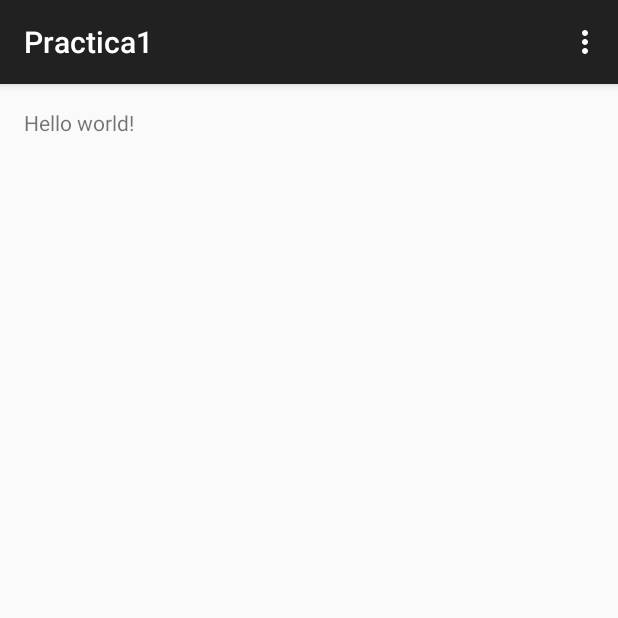
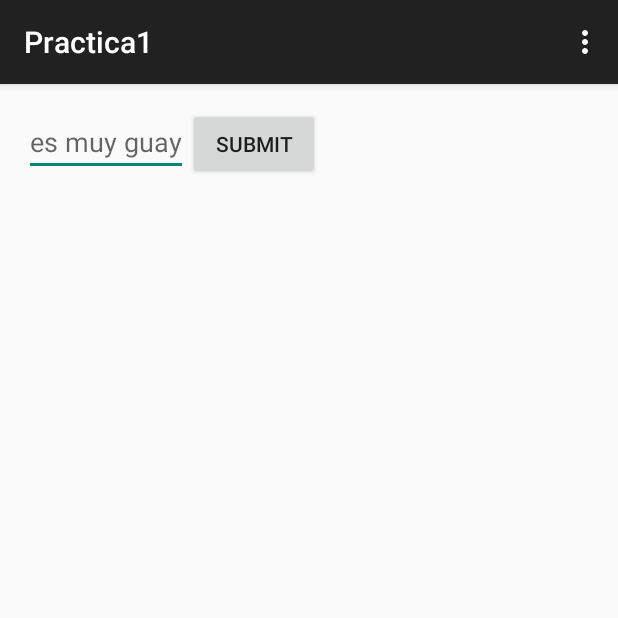
Before and after one commit to Marchys/Practica-1-Android-Course, an Android app: the screen it shows after launch (MainActivity), on a phone screen of 412 x 824 dp, the top half of it. Run offline under Robolectric (Android 15) with nearby library versions, the phone set to English and light mode, and no system bars.

Commit message:
Basic changes
trhingy

```diff
--- a/Practica1/app/src/main/res/layout/activity_main.xml
+++ b/Practica1/app/src/main/res/layout/activity_main.xml
@@ -1,11 +1,20 @@
-<RelativeLayout xmlns:android="http://schemas.android.com/apk/res/android"
+<LinearLayout xmlns:android="http://schemas.android.com/apk/res/android"
     xmlns:tools="http://schemas.android.com/tools" android:layout_width="match_parent"
     android:layout_height="match_parent" android:paddingLeft="@dimen/activity_horizontal_margin"
     android:paddingRight="@dimen/activity_horizontal_margin"
     android:paddingTop="@dimen/activity_vertical_margin"
     android:paddingBottom="@dimen/activity_vertical_margin" tools:context=".MainActivity">
 
-    <TextView android:text="@string/hello_world" android:layout_width="wrap_content"
-        android:layout_height="wrap_content" />
+    <EditText
+        android:layout_width="wrap_content"
+        android:layout_height="wrap_content"
+        android:hint="@string/consejo"
+        android:id="@+id/editText"/>
 
-</RelativeLayout>
+    <Button
+        android:layout_width="wrap_content"
+        android:layout_height="wrap_content"
+        android:text="@string/button_name"
+        android:layout_below="@+id/editText"
+        android:layout_alignParentStart="true" />
+</LinearLayout>
--- a/Practica1/app/src/main/res/values/strings.xml
+++ b/Practica1/app/src/main/res/values/strings.xml
@@ -4,5 +4,7 @@
     <string name="app_name">Practica1</string>
     <string name="hello_world">Hello world!</string>
     <string name="action_settings">Settings</string>
+    <string name="button_name">Submit</string>
+    <string name="consejo">es muy guay</string>
 
 </resources>
```
Also changed, not shown: 1 other file.
